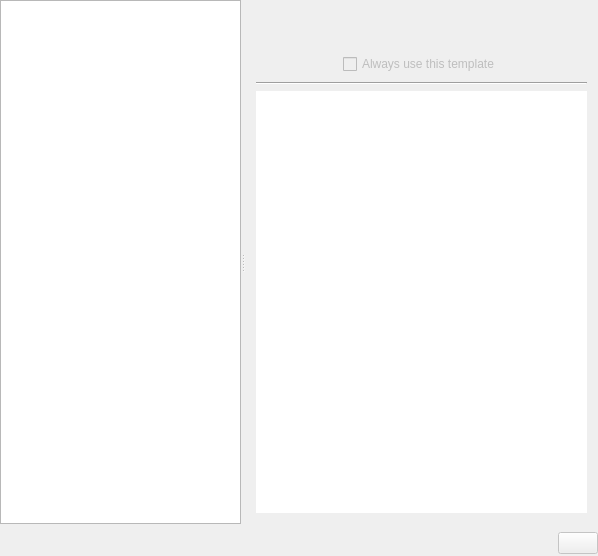
First picture: the form in libs/main/KoDetailsPaneBase.ui, repository KDE/krita, before the edit.
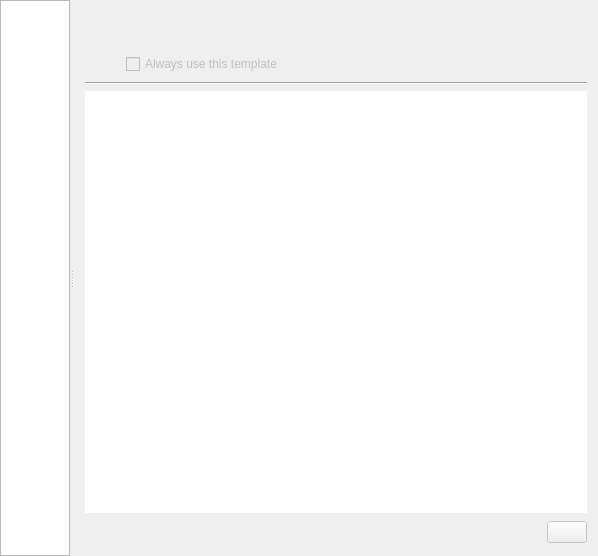
Second picture: the form after the edit. Custom widgets are drawn as their Qt base class.

Commit message: let the list widget of recent documents and the list of templates bottom align with the pane selector list widget

What changed in the file:
```diff
--- a/libs/main/KoDetailsPaneBase.ui
+++ b/libs/main/KoDetailsPaneBase.ui
@@ -44,11 +44,11 @@
        <bool>false</bool>
       </property>
      </widget>
-     <widget class="QWidget" name="" >
-      <layout class="QGridLayout" >
-       <item row="0" column="0" colspan="3" >
-        <widget class="QLabel" name="m_previewLabel" >
-         <property name="text" >
+     <widget class="QWidget" name="layoutWidget">
+      <layout class="QGridLayout">
+       <item row="0" column="0" colspan="3">
+        <widget class="QLabel" name="m_previewLabel">
+         <property name="text">
           <string/>
          </property>
          <property name="alignment" >
@@ -122,9 +122,9 @@
          </property>
         </spacer>
        </item>
-       <item row="3" column="0" colspan="3" >
-        <widget class="Line" name="line1" >
-         <property name="frameShape" >
+       <item row="4" column="0" colspan="3">
+        <widget class="Line" name="line1">
+         <property name="frameShape">
           <enum>QFrame::HLine</enum>
          </property>
          <property name="frameShadow" >
@@ -135,54 +135,54 @@
          </property>
         </widget>
        </item>
-       <item row="4" column="0" colspan="3" >
-        <widget class="KTextBrowser" name="m_detailsLabel" >
-         <property name="frameShape" >
+       <item row="5" column="0" colspan="3">
+        <widget class="KTextBrowser" name="m_detailsLabel">
+         <property name="frameShape">
           <enum>QFrame::NoFrame</enum>
          </property>
         </widget>
        </item>
+       <item row="6" column="2">
+        <widget class="KPushButton" name="m_openButton">
+         <property name="enabled">
+          <bool>false</bool>
+         </property>
+         <property name="text">
+          <string/>
+         </property>
+         <property name="autoDefault">
+          <bool>true</bool>
+         </property>
+         <property name="default">
+          <bool>true</bool>
+         </property>
+        </widget>
+       </item>
+       <item row="6" column="1">
+        <spacer>
+         <property name="orientation">
+          <enum>Qt::Horizontal</enum>
+         </property>
+         <property name="sizeType">
+          <enum>QSizePolicy::Expanding</enum>
+         </property>
+         <property name="sizeHint" stdset="0">
+          <size>
+           <width>461</width>
+           <height>26</height>
+          </size>
+         </property>
+        </spacer>
+       </item>
       </layout>
      </widget>
     </widget>
    </item>
-   <item row="1" column="0" >
-    <spacer>
-     <property name="orientation" >
-      <enum>Qt::Horizontal</enum>
-     </property>
-     <property name="sizeType" >
-      <enum>QSizePolicy::Expanding</enum>
-     </property>
-     <property name="sizeHint" >
-      <size>
-       <width>461</width>
-       <height>26</height>
-      </size>
-     </property>
-    </spacer>
-   </item>
-   <item row="1" column="1" >
-    <widget class="KPushButton" name="m_openButton" >
-     <property name="enabled" >
-      <bool>false</bool>
-     </property>
-     <property name="text" >
-      <string/>
-     </property>
-     <property name="autoDefault" >
-      <bool>true</bool>
-     </property>
-     <property name="default" >
-      <bool>true</bool>
-     </property>
-    </widget>
-   </item>
   </layout>
  </widget>
- <layoutdefault spacing="6" margin="11" />
- <layoutfunction spacing="KDialog::spacingHint" margin="KDialog::marginHint" />
-  <customwidgets>
+ <layoutdefault spacing="6" margin="11"/>
+ <layoutfunction spacing="KDialog::spacingHint" margin="KDialog::marginHint"/>
+ <customwidgets>
   <customwidget>
    <class>KPushButton</class>
    <extends>QPushButton</extends>
```
Left out of the diff: 82 changed lines with no effect on the pictures.
